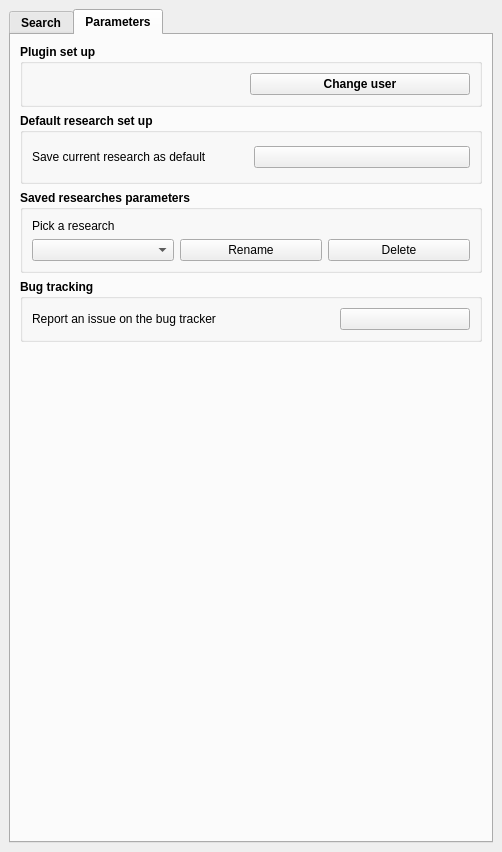
Above: ui/isogeo_dockwidget_base.ui from isogeo/isogeo-plugin-qgis before the change. Below: the same form after it.
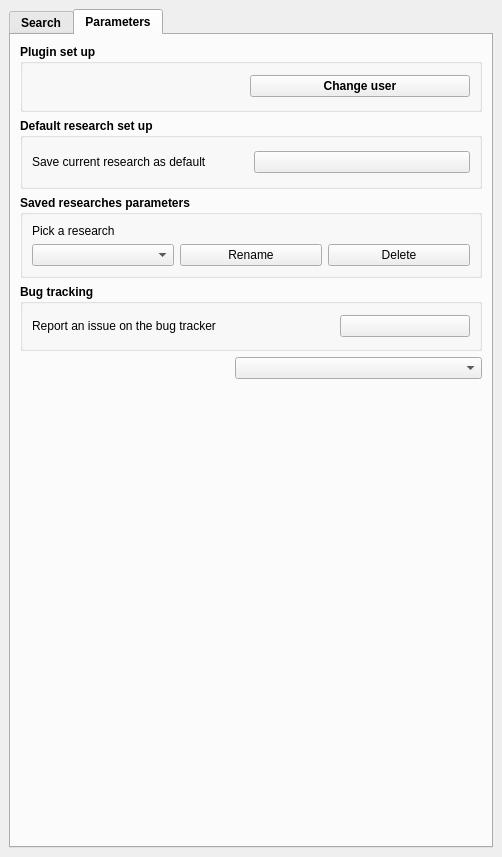
That is the form after the change. The open tabs and pages were chosen to show the change. Icons and pictures are not drawn. Custom widgets are drawn as their Qt base class.

What changed in the file:
```diff
--- a/ui/isogeo_dockwidget_base.ui
+++ b/ui/isogeo_dockwidget_base.ui
@@ -7,13 +7,13 @@
     <x>0</x>
     <y>0</y>
     <width>502</width>
-    <height>852</height>
+    <height>857</height>
    </rect>
   </property>
   <property name="minimumSize">
    <size>
     <width>502</width>
-    <height>676</height>
+    <height>857</height>
    </size>
   </property>
   <property name="locale">
@@ -977,14 +977,40 @@
          </widget>
         </item>
         <item row="4" column="0">
+         <layout class="QHBoxLayout" name="horizontalLayout_18">
+          <item>
+           <spacer name="horizontalSpacer_14">
+            <property name="orientation">
+             <enum>Qt::Horizontal</enum>
+            </property>
+            <property name="sizeType">
+             <enum>QSizePolicy::Fixed</enum>
+            </property>
+            <property name="sizeHint" stdset="0">
+             <size>
+              <width>215</width>
+              <height>20</height>
+             </size>
+            </property>
+           </spacer>
+          </item>
+          <item>
+           <widget class="QComboBox" name="cbb_geo_op"/>
+          </item>
+         </layout>
+        </item>
+        <item row="5" column="0">
          <spacer name="verticalSpacer">
           <property name="orientation">
            <enum>Qt::Vertical</enum>
           </property>
+          <property name="sizeType">
+           <enum>QSizePolicy::Fixed</enum>
+          </property>
           <property name="sizeHint" stdset="0">
            <size>
             <width>20</width>
-            <height>486</height>
+            <height>458</height>
            </size>
           </property>
          </spacer>
```
Left out of the diff: 25 changed lines with no effect on the pictures.
